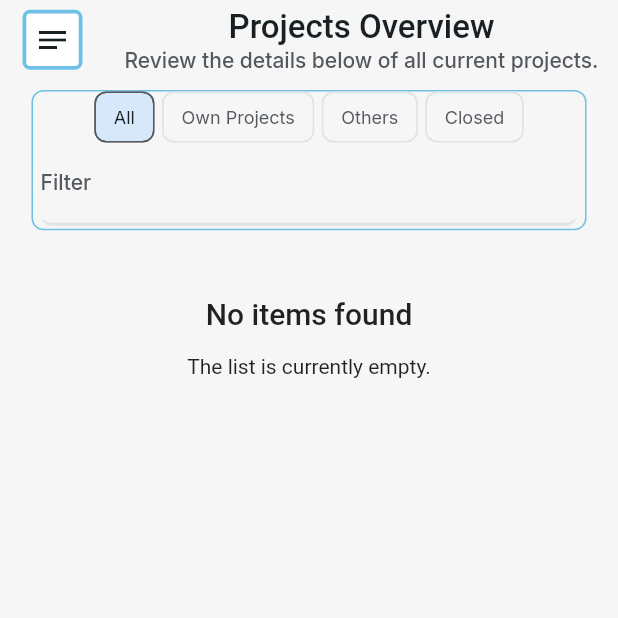
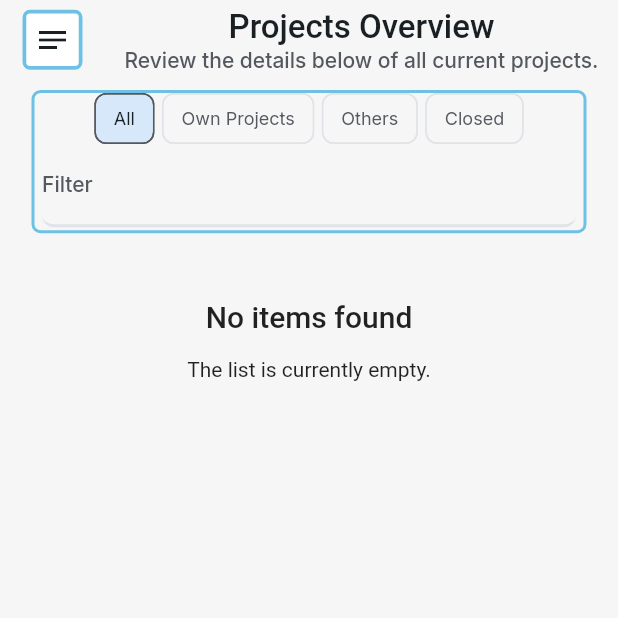
Before and after one commit to bytes-Coding-official/Administration-Tool, a Flutter app: the screen it shows once a user with an empty profile is signed in, on a phone screen of 412 x 824 dp, the top half of it. Run offline on Flutter 3.47's test engine with Material 3 defaults, Android fonts, the phone set to English and light mode, and no system bars; drawn by our look-alikes of flutter_animate; our stand-ins replace auto_size_text, cached_network_image, chewie, cloud_firestore, dropdown_button2, easy_debounce and 23 more; missing offline and left inert: json_path, mime_type; accounts and stored records are empty; Roboto replaces fonts that are missing (Readex Pro).

Commit message:
Updating to latest FlutterFlow output.

```diff
--- a/lib/customer/main/main_widget.dart
+++ b/lib/customer/main/main_widget.dart
@@ -1434,11 +1434,11 @@ class _MainWidgetState extends State<MainWidget> with TickerProviderStateMixin {
                                   decoration: BoxDecoration(
                                     color: FlutterFlowTheme.of(context)
                                         .primaryBackground,
-                                    borderRadius: BorderRadius.circular(8.0),
+                                    borderRadius: BorderRadius.circular(6.0),
                                     border: Border.all(
                                       color:
                                           FlutterFlowTheme.of(context).primary,
-                                      width: 1.0,
+                                      width: 2.0,
                                     ),
                                   ),
                                   child: Column(
```
Also changed, not shown: 1 other file.
